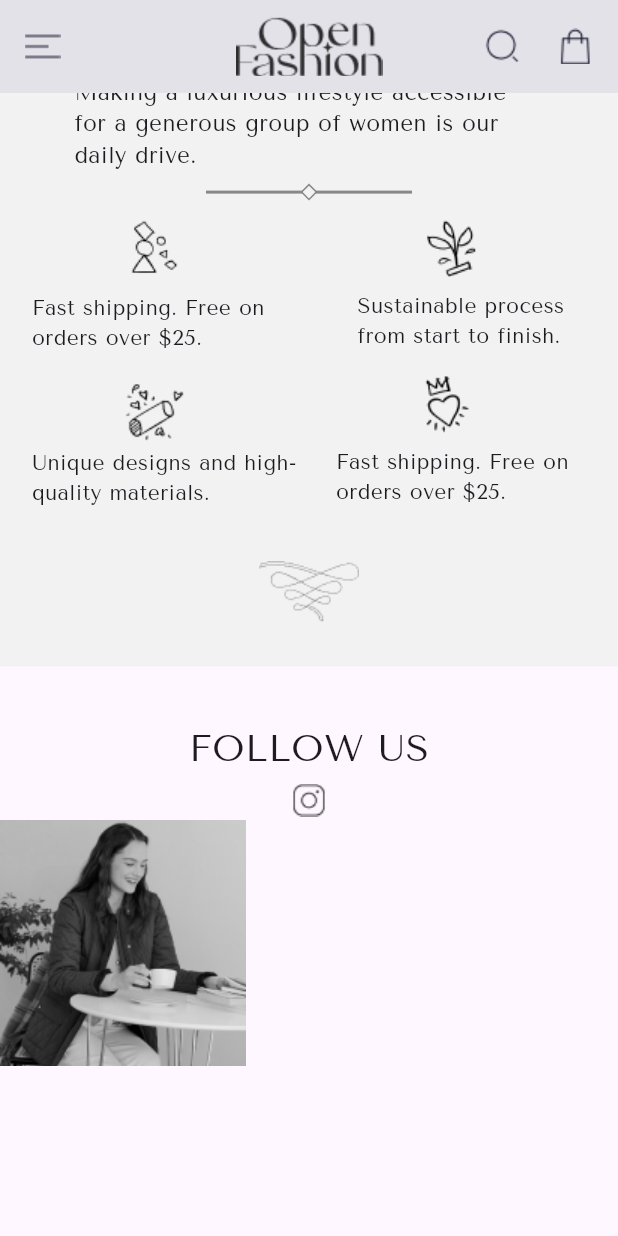
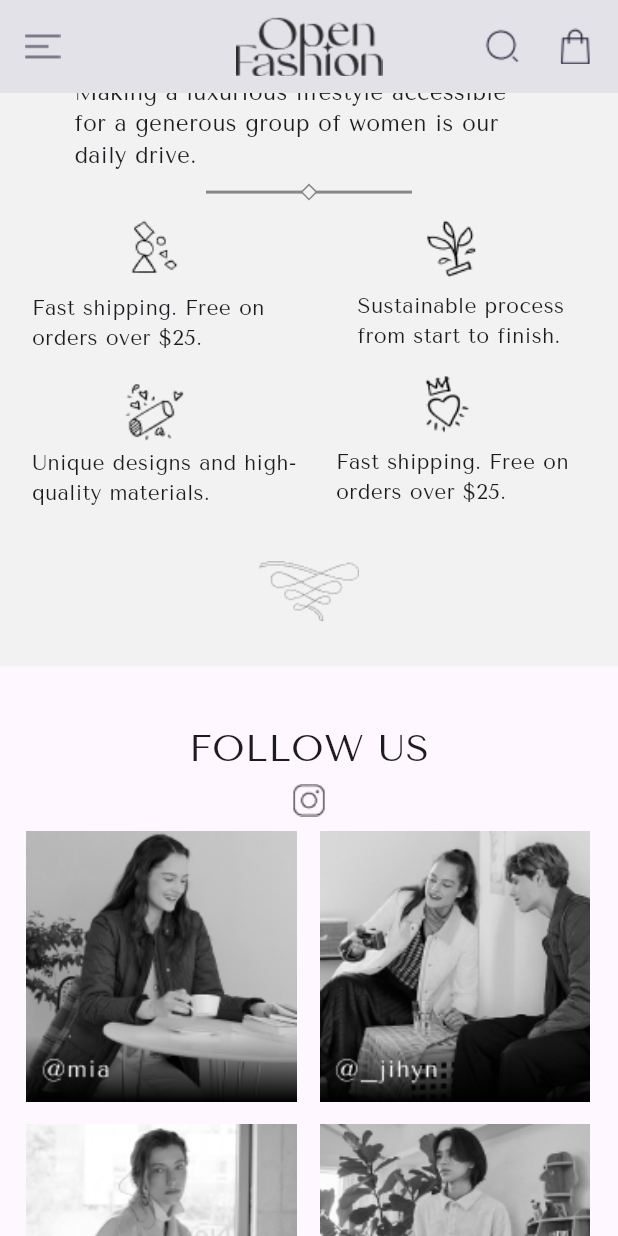
Before and after one commit to ahmetakay24/fashion_e_commerce_app, a Flutter app: the screen it shows after launch, scrolled down 3456 dp, on a phone screen of 412 x 824 dp. Run offline on Flutter 3.47's test engine with Material 3 defaults, Android fonts, the phone set to English and light mode, and no system bars; drawn by our look-alikes of auto_size_text; our stand-ins replace cached_network_image, carousel_slider, smooth_page_indicator; network calls fail.

Commit message:
MainScreenFollowUsSection was finished

```diff
--- a/lib/screens/main_screen/view/main_screen_view.dart
+++ b/lib/screens/main_screen/view/main_screen_view.dart
@@ -118,15 +118,37 @@ class MainScreenView extends StatelessWidget {
               padding: EdgeInsets.only(bottom: sizeCalculator(size.height, 2.08)),
               child: MainScreenOpenFashionSection(size: size, colors: colors),
             ),
-            SizedBox(
+            MainScreenFollowUsSection(size: size),
+            Container(
+              height: 100,
+              width: 100,
+              color: colors.body,
+            )
+          ],
+        ),
+      ),
+    );
+  }
+}
+
+class MainScreenFollowUsSection extends StatelessWidget {
+  const MainScreenFollowUsSection({
+    super.key,
+    required this.size,
+  });
+
+  final DeviceSize size;
+
+  @override
+  Widget build(BuildContext context) {
+    return SizedBox(
       height: sizeCalculator(size.height, 59.97),
       width: size.width,
       child: Column(
         crossAxisAlignment: CrossAxisAlignment.center,
         children: [
           Padding(
-                    padding: EdgeInsets.only(
-                        top: sizeCalculator(size.height, 2.00), bottom: sizeCalculator(size.height, 0.43)),
+            padding: EdgeInsets.only(top: sizeCalculator(size.height, 2.00), bottom: sizeCalculator(size.height, 0.43)),
             child: SizedBox(
               height: sizeCalculator(size.height, 5.01),
               width: sizeCalculator(size.width, 38.93),
@@ -143,29 +165,95 @@ class MainScreenView extends StatelessWidget {
               ),
             ),
           ),
-                  //Resim stack alanını kaplamıyor
-                  SizedBox(
+          Padding(
+            padding: EdgeInsets.symmetric(horizontal: sizeCalculator(size.width, 4.26)),
+            child: SizedBox(
                 height: sizeCalculator(size.height, 47.30),
                 width: sizeCalculator(size.width, 100),
-                      child: GridView.count(
-                        crossAxisCount: 2,
-                        children: const [
-                          Stack(
-                            children: [AppBanner(banner: "mia")],
-                          )
-                        ],
-                      ))
+                child: Column(
+                  children: [
+                    Expanded(
+                      child: Row(
+                        children: [
+                          buildBanner("mia"),
+                          Padding(
+                            padding: EdgeInsets.only(left: sizeCalculator(size.width, 3.73)),
+                            child: buildBanner("jihyn"),
+                          ),
                         ],
                       ),
                     ),
-            Container(
-              height: 100,
-              width: 100,
-              color: colors.body,
+                    Expanded(
+                      child: Row(
+                        children: [
+                          buildBanner("mia2"),
+                          Padding(
+                            padding: EdgeInsets.only(left: sizeCalculator(size.width, 3.73)),
+                            child: buildBanner("jihyn2"),
+                          ),
+                        ],
+                      ),
+                    )
+                  ],
+                )),
           )
         ],
       ),
+    );
+  }
+
+  Widget buildBanner(String photo) {
+    return SizedBox(
+      height: sizeCalculator(size.height, 20.57),
+      width: sizeCalculator(size.width, 43.73),
+      child: Stack(
+        children: [
+          SizedBox(
+            height: sizeCalculator(size.height, 20.57),
+            width: sizeCalculator(size.width, 43.73),
+            child: FittedBox(fit: BoxFit.cover, child: AppBanner(banner: photo)),
+          ),
+        ],
       ),
     );
   }
 }
+
+/*Widget buildBanner(String nickname, String photo) {
+    bool miaOrJihyn;
+
+    if (nickname == "mia") {
+      miaOrJihyn = true;
+    } else {
+      miaOrJihyn = false;
+    }
+
+    String text = miaOrJihyn ? "@mia" : "@_jihyn";
+
+    return SizedBox(
+      height: sizeCalculator(size.height, 20.57),
+      width: sizeCalculator(size.width, 43.73),
+      child: Stack(
+        children: [
+          SizedBox(
+            height: sizeCalculator(size.height, 20.57),
+            width: sizeCalculator(size.width, 43.73),
+            child: FittedBox(fit: BoxFit.cover, child: AppBanner(banner: photo)),
+          ),
+          Padding(
+            padding: EdgeInsets.only(top: sizeCalculator(size.height, 17.06), left: sizeCalculator(size.width, 2.39)),
+            child: SizedBox(
+              height: sizeCalculator(size.height, 2.00),
+              width: miaOrJihyn ? sizeCalculator(size.width, 11.19) : sizeCalculator(size.width, 16.79),
+              child: FittedBox(
+                  fit: BoxFit.fitWidth,
+                  child: Text(
+                    text,
+                    style: const TextStyle(color: Colors.white),
+                  )),
+            ),
+          )
+        ],
+      ),
+    );
+  } */
```
Also changed, not shown: assets/banners/_jihyn.png (deleted), assets/banners/_jihyn_2.png (deleted), assets/banners/jihyn.png (added), assets/banners/jihyn2.png (added), assets/banners/mia.png, assets/banners/mia2.png (added), assets/banners/mia_2.png (deleted). Lines whose indentation alone changed are shown as unchanged.
